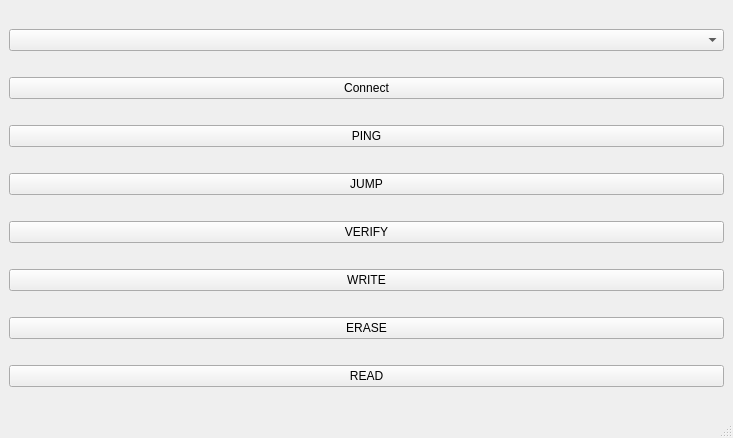
Old version of the form mainwindow.ui in the repository PostNeoNoir/Serial_Port.
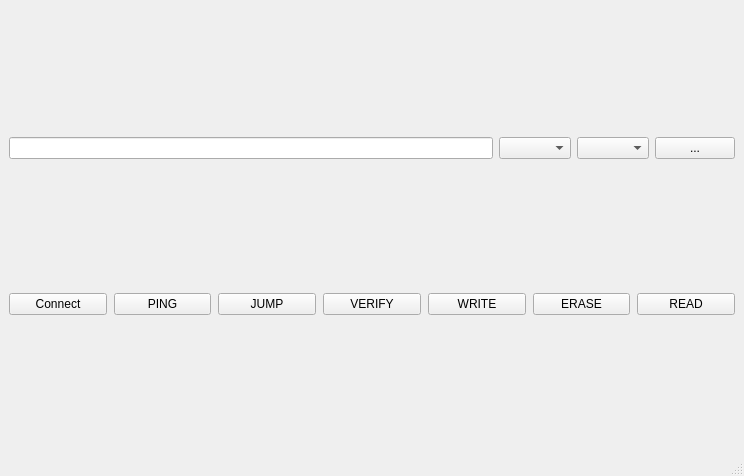
New version of the form.

```diff
--- a/mainwindow.ui
+++ b/mainwindow.ui
@@ -6,8 +6,8 @@
    <rect>
     <x>0</x>
     <y>0</y>
-    <width>733</width>
-    <height>438</height>
+    <width>744</width>
+    <height>476</height>
    </rect>
   </property>
   <property name="windowTitle">
@@ -16,9 +16,34 @@
   <widget class="QWidget" name="centralwidget">
    <layout class="QVBoxLayout" name="verticalLayout">
     <item>
+     <layout class="QHBoxLayout" name="Choose_Layout">
+      <item>
+       <widget class="QLineEdit" name="lineEdit"/>
+      </item>
+      <item>
      <widget class="QComboBox" name="comboBox"/>
     </item>
     <item>
+       <widget class="QComboBox" name="comboBox_App"/>
+      </item>
+      <item>
+       <widget class="QPushButton" name="BrowseFile_Button">
+        <property name="text">
+         <string>...</string>
+        </property>
+       </widget>
+      </item>
+     </layout>
+    </item>
+    <item>
+     <layout class="QHBoxLayout" name="Button_Layout" stretch="0,0,0,0,0,0,0">
+      <property name="spacing">
+       <number>7</number>
+      </property>
+      <property name="sizeConstraint">
+       <enum>QLayout::SetDefaultConstraint</enum>
+      </property>
+      <item>
      <widget class="QPushButton" name="Connect_Button">
       <property name="text">
        <string>Connect</string>
@@ -68,6 +93,8 @@
      </widget>
     </item>
    </layout>
+    </item>
+   </layout>
   </widget>
   <widget class="QMenuBar" name="menubar">
    <property name="geometry">
```
Left out of the diff: 2 changed lines with no effect on the pictures. Lines whose indentation alone changed are shown as unchanged.
